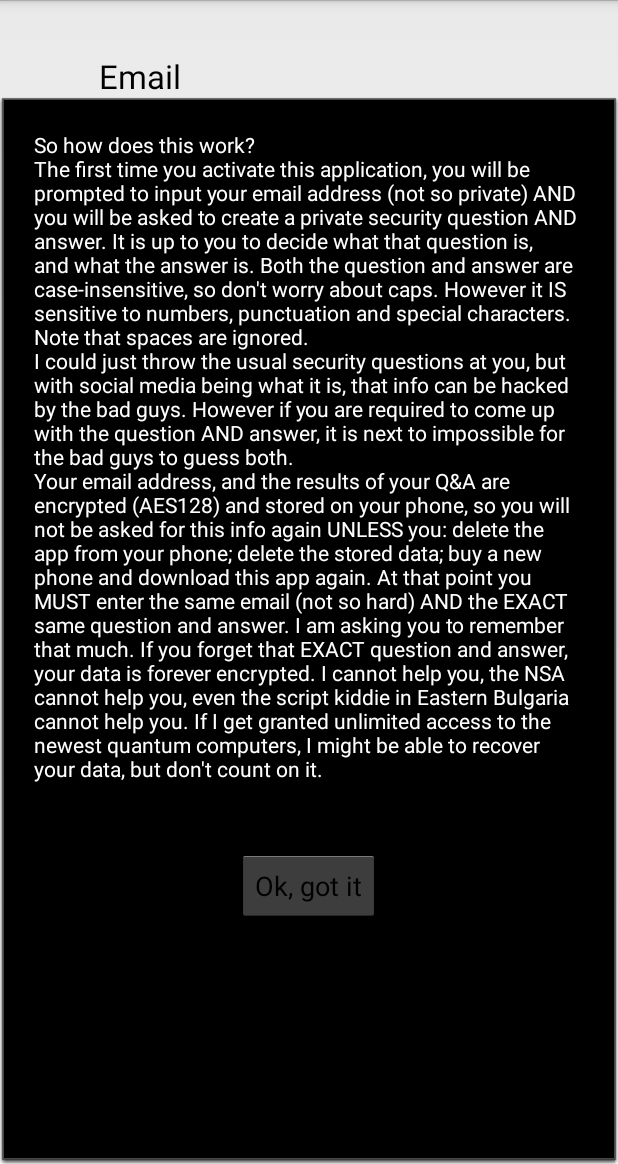
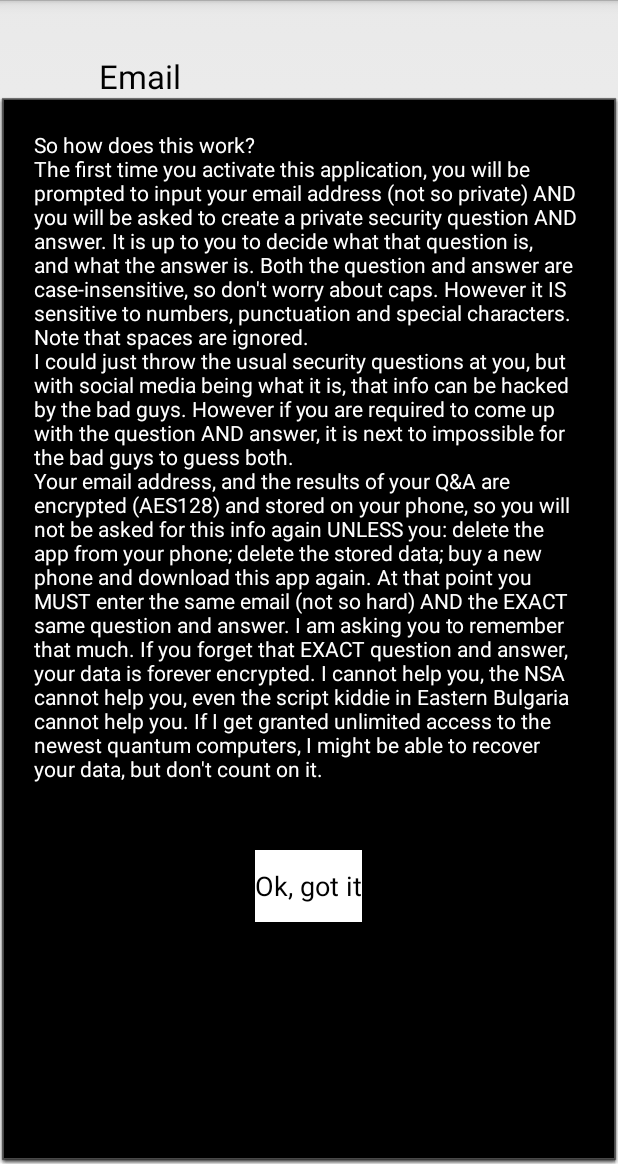
Before and after one commit to mcorbridge/PasswordProtector, an Android app: the PassPhraseActivity screen opened directly, with no data from a screen before it, on a phone screen of 412 x 824 dp, the part 72-1236 px from its top. Run offline under Robolectric (Android 15) with nearby library versions, the phone set to English and light mode, and no system bars.

Commit message:
fix button in popout window

```diff
--- a/app/src/main/res/layout/popout_layout.xml
+++ b/app/src/main/res/layout/popout_layout.xml
@@ -32,7 +32,8 @@
         android:layout_gravity="center_horizontal"
         android:layout_width="wrap_content"
         android:layout_height="wrap_content"
-        android:text="Ok, got it" />
+        android:text="Ok, got it"
+        android:background="@xml/ok_button"/>
 
 
 </LinearLayout>
--- a/app/src/main/res/values/strings.xml
+++ b/app/src/main/res/values/strings.xml
@@ -48,5 +48,6 @@
     <string name="title_activity_title_1">Title_1</string>
     <string name="timeout_warning">The application will timeout in 1 minute</string>
     <string name="empty_database">Your Password database is currently empty.\n\nLet\'s start filling it!</string>
+    <string name="locked_out_msg">The PasswordProtector application is now locked for 8 hours.\nAn email has been sent to the account owner</string>
 
 </resources>
--- /dev/null
+++ b/app/src/main/res/xml/ok_button.xml
@@ -0,0 +1,6 @@
+<?xml version="1.0" encoding="utf-8"?>
+<selector xmlns:android="http://schemas.android.com/apk/res/android">
+    <item android:state_pressed="true" android:drawable="@color/white"/> <!-- pressed -->
+    <item android:state_focused="true" android:drawable="@color/white"/> <!-- focused -->
+    <item android:drawable="@color/white"/> <!-- default -->
+</selector>
```
